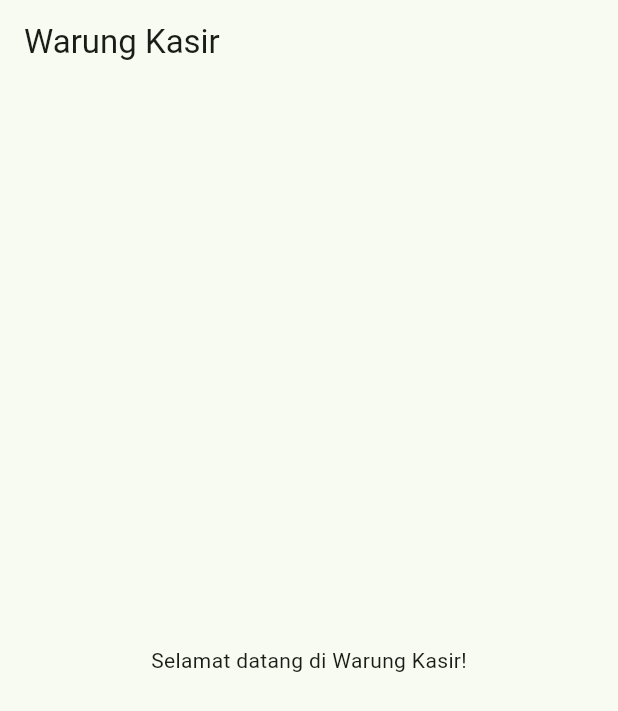
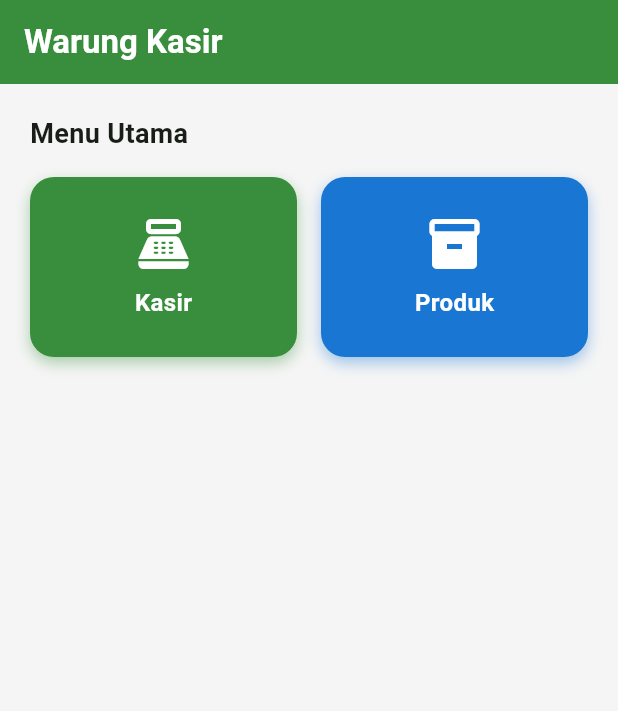
Before and after one commit to yansugix/warung-kasir, a Flutter app: the screen it shows after launch, on a phone screen of 412 x 824 dp. Shown: the top 711 px of the screen. Run offline on Flutter 3.47's test engine with Material 3 defaults, Android fonts, the phone set to English and light mode, and no system bars; our stand-ins replace sqflite; missing offline and left inert: mobile_scanner; accounts and stored records are empty.

Commit message:
fix: update2

```diff
--- a/lib/screens/home_screen.dart
+++ b/lib/screens/home_screen.dart
@@ -1,4 +1,6 @@
 import 'package:flutter/material.dart';
+import 'product/product_list_screen.dart';
+import 'kasir/kasir_screen.dart';
 
 class HomeScreen extends StatelessWidget {
   const HomeScreen({super.key});
@@ -6,8 +8,107 @@ class HomeScreen extends StatelessWidget {
   @override
   Widget build(BuildContext context) {
     return Scaffold(
-      appBar: AppBar(title: const Text('Warung Kasir')),
-      body: const Center(child: Text('Selamat datang di Warung Kasir!')),
+      backgroundColor: Colors.grey[100],
+      appBar: AppBar(
+        title: const Text(
+          'Warung Kasir',
+          style: TextStyle(fontWeight: FontWeight.bold, color: Colors.white),
+        ),
+        backgroundColor: Colors.green[700],
+        elevation: 0,
+      ),
+      body: Padding(
+        padding: const EdgeInsets.all(20),
+        child: Column(
+          crossAxisAlignment: CrossAxisAlignment.start,
+          children: [
+            const Text(
+              'Menu Utama',
+              style: TextStyle(fontSize: 18, fontWeight: FontWeight.bold),
+            ),
+            const SizedBox(height: 16),
+            Row(
+              children: [
+                Expanded(
+                  child: _MenuCard(
+                    icon: Icons.point_of_sale,
+                    label: 'Kasir',
+                    color: Colors.green[700]!,
+                    onTap: () => Navigator.push(
+                      context,
+                      MaterialPageRoute(builder: (_) => const KasirScreen()),
+                    ),
+                  ),
+                ),
+                const SizedBox(width: 16),
+                Expanded(
+                  child: _MenuCard(
+                    icon: Icons.inventory_2,
+                    label: 'Produk',
+                    color: Colors.blue[700]!,
+                    onTap: () => Navigator.push(
+                      context,
+                      MaterialPageRoute(
+                        builder: (_) => const ProductListScreen(),
+                      ),
+                    ),
+                  ),
+                ),
+              ],
+            ),
+          ],
+        ),
+      ),
     );
   }
 }
+
+class _MenuCard extends StatelessWidget {
+  final IconData icon;
+  final String label;
+  final Color color;
+  final VoidCallback onTap;
+
+  const _MenuCard({
+    required this.icon,
+    required this.label,
+    required this.color,
+    required this.onTap,
+  });
+
+  @override
+  Widget build(BuildContext context) {
+    return GestureDetector(
+      onTap: onTap,
+      child: Container(
+        height: 120,
+        decoration: BoxDecoration(
+          color: color,
+          borderRadius: BorderRadius.circular(16),
+          boxShadow: [
+            BoxShadow(
+              color: color.withOpacity(0.4),
+              blurRadius: 8,
+              offset: const Offset(0, 4),
+            ),
+          ],
+        ),
+        child: Column(
+          mainAxisAlignment: MainAxisAlignment.center,
+          children: [
+            Icon(icon, size: 40, color: Colors.white),
+            const SizedBox(height: 8),
+            Text(
+              label,
+              style: const TextStyle(
+                color: Colors.white,
+                fontSize: 16,
+                fontWeight: FontWeight.bold,
+              ),
+            ),
+          ],
+        ),
+      ),
+    );
+  }
+}
```
Also changed, not shown: lib/screens/product/product_form_screen.dart (added, +245 -0 lines), lib/screens/product/product_list_screen.dart (added, +183 -0 lines).
